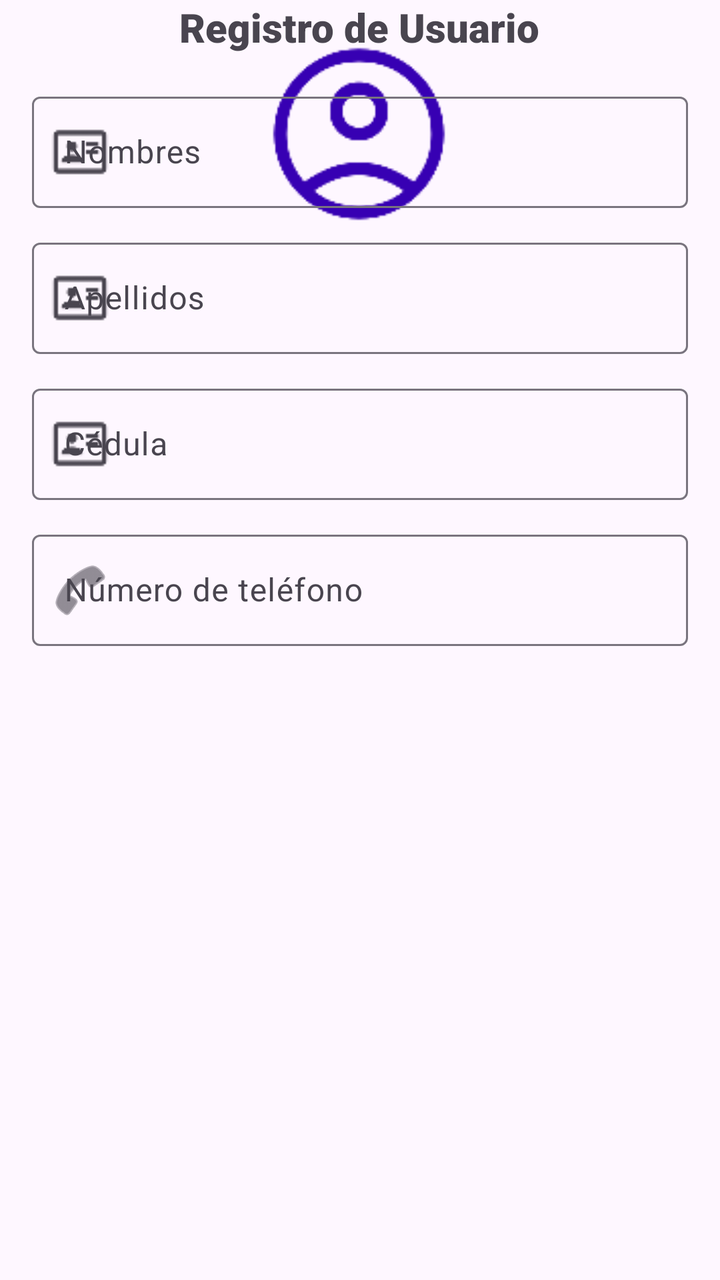
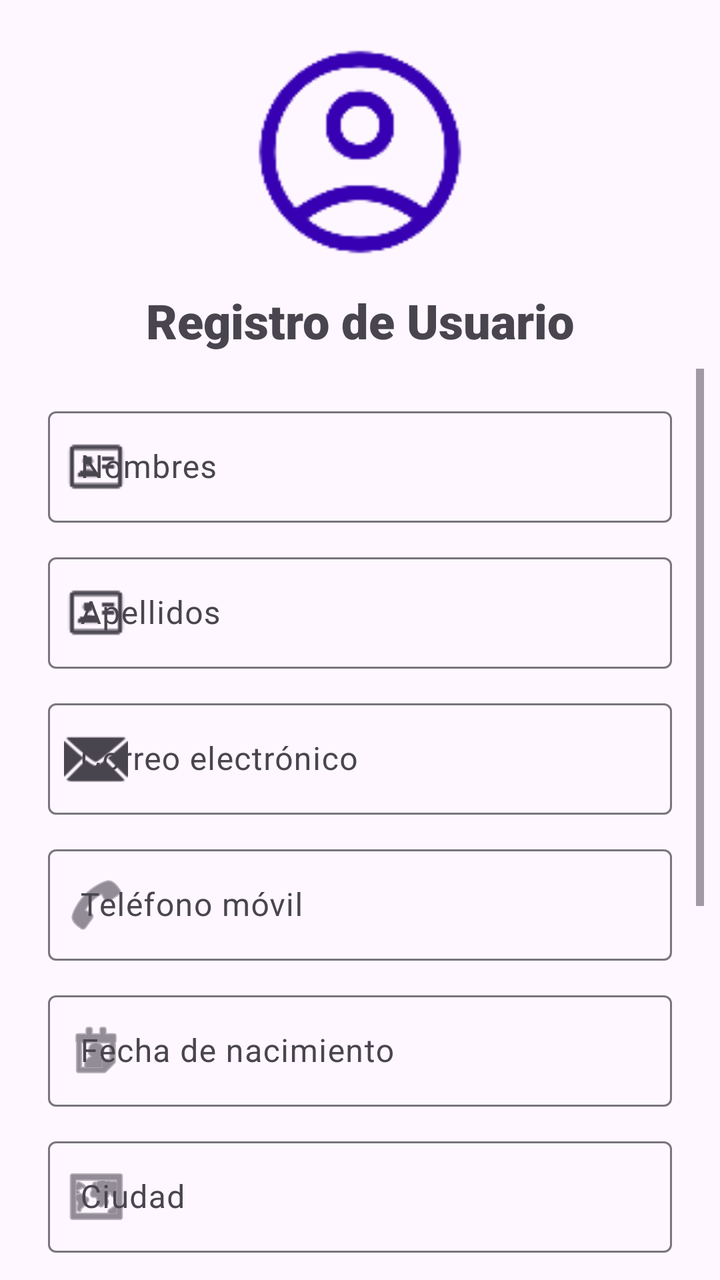

Screens rendered from an Android XML layout before and after an edit, with the pre-edit source and the edit as a unified diff.
<!-- AndroidManifest.xml: application theme Theme.AplicacionMovilPractica -->
<!-- res/layout/activity_usuarios.xml -->
<?xml version="1.0" encoding="utf-8"?>
<androidx.constraintlayout.widget.ConstraintLayout xmlns:android="http://schemas.android.com/apk/res/android"
    xmlns:app="http://schemas.android.com/apk/res-auto"
    xmlns:tools="http://schemas.android.com/tools"
    android:id="@+id/main"
    android:layout_width="match_parent"
    android:layout_height="match_parent"
    tools:context=".activity_usuarios">

    <ImageView
        android:id="@+id/imageView6"
        android:layout_width="139dp"
        android:layout_height="102dp"
        android:layout_marginTop="16dp"
        app:layout_constraintEnd_toEndOf="parent"
        app:layout_constraintHorizontal_bias="0.497"
        app:layout_constraintStart_toStartOf="parent"
        app:layout_constraintTop_toTopOf="parent"
        app:srcCompat="@drawable/userr"
        app:tint="@color/design_default_color_primary_dark" />

    <TextView
        android:id="@+id/textView3"
        android:layout_width="wrap_content"
        android:layout_height="wrap_content"
        android:fontFamily="sans-serif-black"
        android:text="Registro de Usuario"
        android:textSize="20sp"
        app:layout_constraintEnd_toEndOf="@+id/imageView6"
        app:layout_constraintStart_toStartOf="@+id/imageView6"
        tools:layout_editor_absoluteY="133dp"
        tools:ignore="MissingConstraints" />

    <ScrollView
        android:layout_width="0dp"
        android:layout_height="0dp"
        android:layout_margin="8dp"
        android:layout_marginStart="8dp"
        android:layout_marginTop="8dp"
        android:layout_marginEnd="8dp"
        android:layout_marginBottom="8dp"
        android:fillViewport="true"
        app:layout_constraintBottom_toBottomOf="parent"
        app:layout_constraintEnd_toEndOf="parent"
        app:layout_constraintStart_toStartOf="parent"
        app:layout_constraintTop_toBottomOf="@id/textView3">

        <LinearLayout
            android:layout_width="match_parent"
            android:layout_height="wrap_content"
            android:orientation="vertical"
            android:padding="8dp">

            <com.google.android.material.textfield.TextInputLayout
                android:layout_width="match_parent"
                android:layout_height="wrap_content"
                android:layout_marginBottom="12dp"
                app:startIconDrawable="@drawable/cardid">

                <com.google.android.material.textfield.TextInputEditText
                    android:layout_width="match_parent"
                    android:layout_height="wrap_content"
                    android:hint="Nombres" />
            </com.google.android.material.textfield.TextInputLayout>

            <com.google.android.material.textfield.TextInputLayout
                android:layout_width="match_parent"
                android:layout_height="wrap_content"
                android:layout_marginBottom="12dp"
                app:startIconDrawable="@drawable/cardid">

                <com.google.android.material.textfield.TextInputEditText
                    android:layout_width="match_parent"
                    android:layout_height="wrap_content"
                    android:hint="Apellidos" />
            </com.google.android.material.textfield.TextInputLayout>


            <com.google.android.material.textfield.TextInputLayout
                android:layout_width="match_parent"
                android:layout_height="wrap_content"
                app:startIconDrawable="@drawable/cardid">

                <com.google.android.material.textfield.TextInputEditText
                    android:layout_width="match_parent"
                    android:layout_height="wrap_content"
                    android:hint="Cédula" />
            </com.google.android.material.textfield.TextInputLayout>
            <com.google.android.material.textfield.TextInputLayout
                android:layout_width="match_parent"
                android:layout_height="wrap_content"
                android:layout_marginTop="12dp"
                app:startIconDrawable="@android:drawable/ic_menu_call">

                <com.google.android.material.textfield.TextInputEditText
                    android:layout_width="match_parent"
                    android:layout_height="wrap_content"
                    android:hint="Número de teléfono"
                    android:inputType="phone" />
            </com.google.android.material.textfield.TextInputLayout>

        </LinearLayout>

    </ScrollView>
</androidx.constraintlayout.widget.ConstraintLayout>
<!-- resources referenced by this layout -->
<resources>
  <!-- drawable cardid: png bitmap (drawable, 634 bytes) -->
  <!-- drawable userr: png bitmap (drawable, 4129 bytes) -->
  <style name="Theme.AplicacionMovilPractica" parent="Base.Theme.AplicacionMovilPractica" />
  <style name="Base.Theme.AplicacionMovilPractica" parent="Theme.Material3.DayNight.NoActionBar">
          
          
      </style>
</resources>

<!-- the commit's change to res/layout/activity_usuarios.xml (unified diff, before → after) -->
@@ -9,11 +9,10 @@
 
     <ImageView
         android:id="@+id/imageView6"
-        android:layout_width="139dp"
-        android:layout_height="102dp"
+        android:layout_width="120dp"
+        android:layout_height="120dp"
         android:layout_marginTop="16dp"
         app:layout_constraintEnd_toEndOf="parent"
-        app:layout_constraintHorizontal_bias="0.497"
         app:layout_constraintStart_toStartOf="parent"
         app:layout_constraintTop_toTopOf="parent"
         app:srcCompat="@drawable/userr"
@@ -23,22 +22,18 @@
         android:id="@+id/textView3"
         android:layout_width="wrap_content"
         android:layout_height="wrap_content"
+        android:layout_marginTop="8dp"
         android:fontFamily="sans-serif-black"
         android:text="Registro de Usuario"
-        android:textSize="20sp"
-        app:layout_constraintEnd_toEndOf="@+id/imageView6"
-        app:layout_constraintStart_toStartOf="@+id/imageView6"
-        tools:layout_editor_absoluteY="133dp"
-        tools:ignore="MissingConstraints" />
+        android:textSize="24sp"
+        app:layout_constraintEnd_toEndOf="parent"
+        app:layout_constraintStart_toStartOf="parent"
+        app:layout_constraintTop_toBottomOf="@+id/imageView6" />
 
     <ScrollView
         android:layout_width="0dp"
         android:layout_height="0dp"
         android:layout_margin="8dp"
-        android:layout_marginStart="8dp"
-        android:layout_marginTop="8dp"
-        android:layout_marginEnd="8dp"
-        android:layout_marginBottom="8dp"
         android:fillViewport="true"
         app:layout_constraintBottom_toBottomOf="parent"
         app:layout_constraintEnd_toEndOf="parent"
@@ -49,7 +44,7 @@
             android:layout_width="match_parent"
             android:layout_height="wrap_content"
             android:orientation="vertical"
-            android:padding="8dp">
+            android:padding="16dp">
 
             <com.google.android.material.textfield.TextInputLayout
                 android:layout_width="match_parent"
@@ -58,9 +53,12 @@
                 app:startIconDrawable="@drawable/cardid">
 
                 <com.google.android.material.textfield.TextInputEditText
+                    android:id="@+id/et_nombres"
                     android:layout_width="match_parent"
                     android:layout_height="wrap_content"
-                    android:hint="Nombres" />
+                    android:hint="Nombres"
+                    android:inputType="textCapCharacters"
+                    android:maxLength="500" />
             </com.google.android.material.textfield.TextInputLayout>
 
             <com.google.android.material.textfield.TextInputLayout
@@ -70,36 +68,132 @@
                 app:startIconDrawable="@drawable/cardid">
 
                 <com.google.android.material.textfield.TextInputEditText
+                    android:id="@+id/et_apellidos"
                     android:layout_width="match_parent"
                     android:layout_height="wrap_content"
-                    android:hint="Apellidos" />
+                    android:hint="Apellidos"
+                    android:inputType="textCapCharacters" />
             </com.google.android.material.textfield.TextInputLayout>
-
 
             <com.google.android.material.textfield.TextInputLayout
                 android:layout_width="match_parent"
                 android:layout_height="wrap_content"
+                android:layout_marginBottom="12dp"
+                app:startIconDrawable="@android:drawable/ic_dialog_email">
+
+                <com.google.android.material.textfield.TextInputEditText
+                    android:id="@+id/et_correo"
+                    android:layout_width="match_parent"
+                    android:layout_height="wrap_content"
+                    android:hint="Correo electrónico"
+                    android:inputType="textEmailAddress" />
+            </com.google.android.material.textfield.TextInputLayout>
+
+            <com.google.android.material.textfield.TextInputLayout
+                android:layout_width="match_parent"
+                android:layout_height="wrap_content"
+                android:layout_marginBottom="12dp"
+                app:startIconDrawable="@android:drawable/ic_menu_call">
+
+                <com.google.android.material.textfield.TextInputEditText
+                    android:id="@+id/et_telefono"
+                    android:layout_width="match_parent"
+                    android:layout_height="wrap_content"
+                    android:hint="Teléfono móvil"
+                    android:inputType="phone" />
+            </com.google.android.material.textfield.TextInputLayout>
+
+            <com.google.android.material.textfield.TextInputLayout
+                android:layout_width="match_parent"
+                android:layout_height="wrap_content"
+                android:layout_marginBottom="12dp"
+                app:startIconDrawable="@android:drawable/ic_menu_my_calendar">
+
+                <com.google.android.material.textfield.TextInputEditText
+                    android:id="@+id/et_fecha_nacimiento"
+                    android:layout_width="match_parent"
+                    android:layout_height="wrap_content"
+                    android:focusable="false"
+                    android:hint="Fecha de nacimiento" />
+            </com.google.android.material.textfield.TextInputLayout>
+
+            <com.google.android.material.textfield.TextInputLayout
+                android:layout_width="match_parent"
+                android:layout_height="wrap_content"
+                android:layout_marginBottom="12dp"
+                app:startIconDrawable="@android:drawable/ic_menu_mapmode">
+
+                <com.google.android.material.textfield.TextInputEditText
+                    android:id="@+id/et_ciudad"
+                    android:layout_width="match_parent"
+                    android:layout_height="wrap_content"
+                    android:hint="Ciudad"
+                    android:inputType="textCapCharacters"
+                    android:maxLength="200" />
+            </com.google.android.material.textfield.TextInputLayout>
+
+            <com.google.android.material.textfield.TextInputLayout
+                android:layout_width="match_parent"
+                android:layout_height="wrap_content"
+                android:layout_marginBottom="12dp"
                 app:startIconDrawable="@drawable/cardid">
 
                 <com.google.android.material.textfield.TextInputEditText
+                    android:id="@+id/et_cedula"
                     android:layout_width="match_parent"
                     android:layout_height="wrap_content"
-                    android:hint="Cédula" />
+                    android:hint="Número de cédula"
+                    android:inputType="number"
+                    android:maxLength="10" />
             </com.google.android.material.textfield.TextInputLayout>
-            <com.google.android.material.textfield.TextInputLayout
+
+            <TextView
+                android:layout_width="wrap_content"
+                android:layout_height="wrap_content"
+                android:layout_marginBottom="8dp"
+                android:text="Género"
+                android:textStyle="bold" />
+
+            <RadioGroup
+                android:id="@+id/rg_genero"
                 android:layout_width="match_parent"
                 android:layout_height="wrap_content"
-                android:layout_marginTop="12dp"
-                app:startIconDrawable="@android:drawable/ic_menu_call">
+                android:layout_marginBottom="24dp"
+                android:orientation="horizontal">
 
-                <com.google.android.material.textfield.TextInputEditText
-                    android:layout_width="match_parent"
+                <RadioButton
+                    android:id="@+id/rb_masculino"
+                    android:layout_width="wrap_content"
                     android:layout_height="wrap_content"
-                    android:hint="Número de teléfono"
-                    android:inputType="phone" />
-            </com.google.android.material.textfield.TextInputLayout>
+                    android:text="Masculino" />
+
+                <RadioButton
+                    android:id="@+id/rb_femenino"
+                    android:layout_width="wrap_content"
+                    android:layout_height="wrap_content"
+                    android:text="Femenino" />
+
+                <RadioButton
+                    android:id="@+id/rb_otro"
+                    android:layout_width="wrap_content"
+                    android:layout_height="wrap_content"
+                    android:text="Otro" />
+            </RadioGroup>
+
+            <Button
+                android:id="@+id/btn_enviar"
+                android:layout_width="match_parent"
+                android:layout_height="wrap_content"
+                android:layout_marginBottom="8dp"
+                android:text="Enviar" />
+
+            <Button
+                android:id="@+id/btn_limpiar"
+                style="@style/Widget.MaterialComponents.Button.OutlinedButton"
+                android:layout_width="match_parent"
+                android:layout_height="wrap_content"
+                android:text="Limpiar formulario" />
 
         </LinearLayout>
-
     </ScrollView>
 </androidx.constraintlayout.widget.ConstraintLayout>
